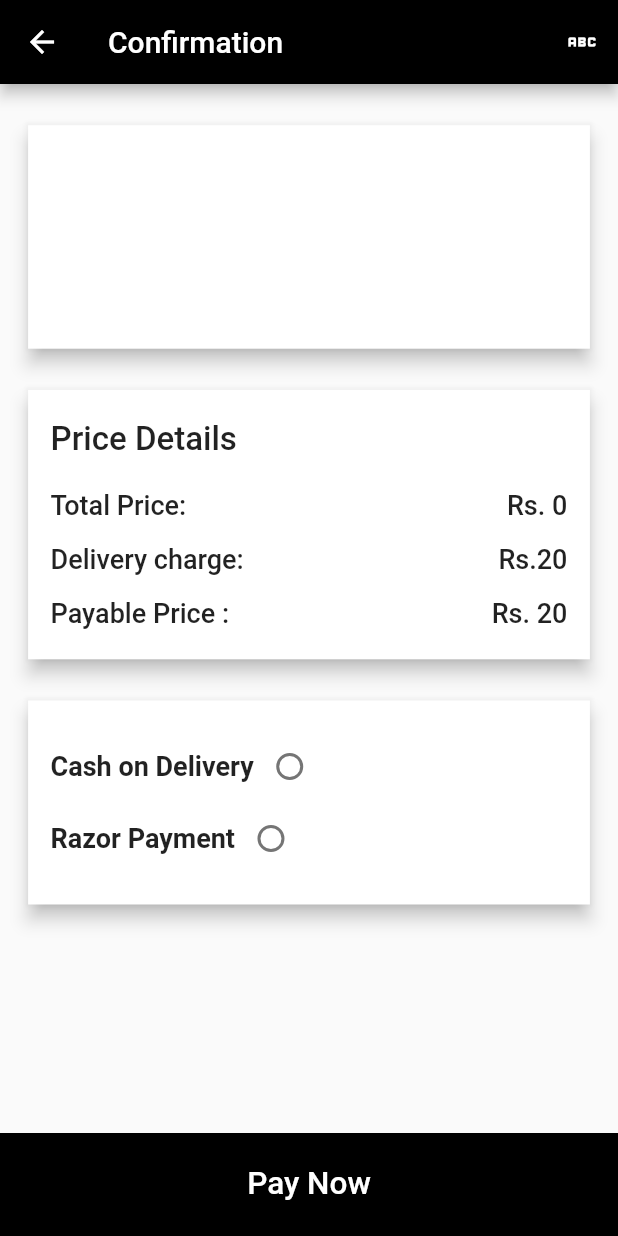
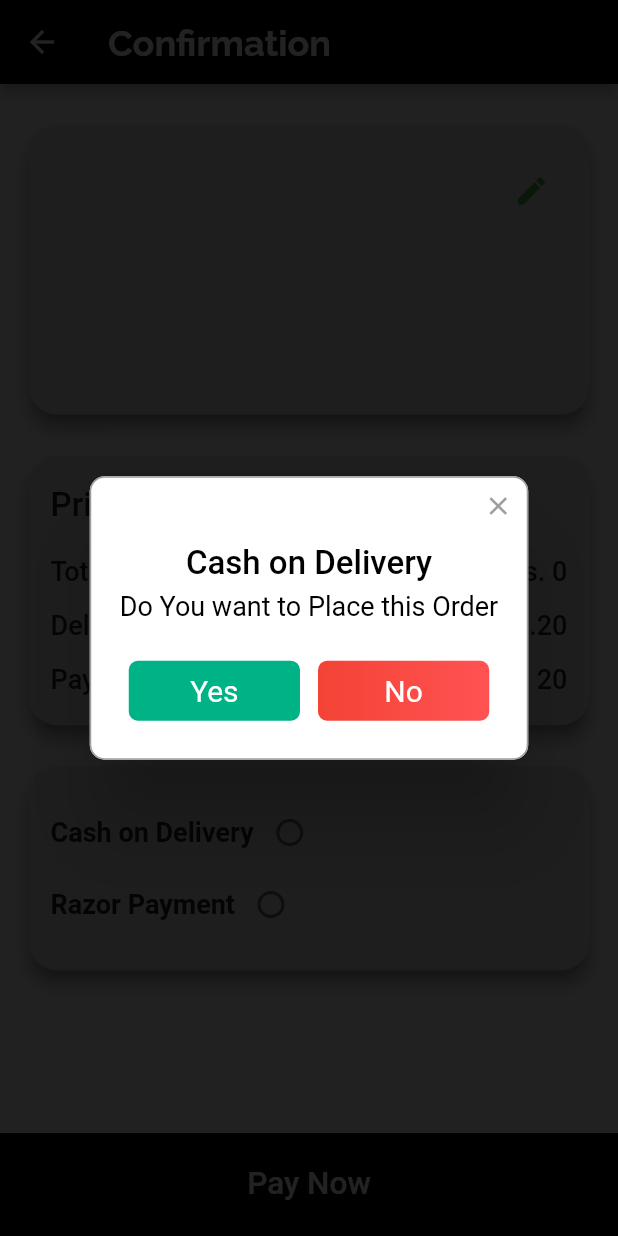
Before and after one commit to athulpp/furniture_user, a Flutter app: the ConfirmationScreen screen opened directly with empty values, after a tap on "Pay Now", on a phone screen of 412 x 824 dp. Run offline on Flutter 3.47's test engine with Material 2 defaults, Android fonts, the phone set to English and light mode, and no system bars; drawn by our look-alikes of rflutter_alert; our stand-ins replace bottom_navy_bar, cloud_firestore, firebase_auth, firebase_core, flutter_svg, fluttertoast and 4 more; missing offline and left inert: razorpay_flutter; accounts and stored records are empty; Roboto replaces fonts that are missing (Alata, Cambay).

Commit message:
confirmation screen done design and fonts are changed

```diff
--- a/lib/screens/checkout/confirmation_screen.dart
+++ b/lib/screens/checkout/confirmation_screen.dart
@@ -3,7 +3,10 @@ import 'package:firebase_auth/firebase_auth.dart';
 
 import 'package:flutter/material.dart';
 import 'package:get/get.dart';
+import 'package:google_fonts/google_fonts.dart';
+import 'package:nb_utils/nb_utils.dart';
 import 'package:razorpay_flutter/razorpay_flutter.dart';
+import 'package:rflutter_alert/rflutter_alert.dart';
 import 'package:userapp/controller/cart_controller.dart';
 
 import 'package:userapp/controller/controller.dart';
@@ -13,6 +16,7 @@ import 'package:userapp/model/cart.dart';
 import 'package:userapp/model/order.dart';
 import 'package:userapp/screens/sucess/failed_page.dart';
 import 'package:userapp/screens/sucess/sucees_page.dart';
+import 'package:userapp/shipping%20address/address.dart';
 import 'package:uuid/uuid.dart';
 
 class ConfirmationScreen extends StatelessWidget {
@@ -50,14 +54,18 @@ class ConfirmationScreen extends StatelessWidget {
         child: Scaffold(
           appBar: AppBar(
             backgroundColor: Colors.black,
-            title: const Text("Confirmation"),
-            actions: [
-              IconButton(
-                  onPressed: () {
-                    print('this is my cart list .......${cartList}');
-                  },
-                  icon: Icon(Icons.abc))
-            ],
+            title: Text(
+              "Confirmation",
+              style: GoogleFonts.raleway(
+                  fontWeight: FontWeight.bold, fontSize: 24),
+            ),
+            // actions: [
+            //   IconButton(
+            //       onPressed: () {
+            //         print('this is my cart list .......${cartList}');
+            //       },
+            //       icon: Icon(Icons.abc))
+            // ],
           ),
           body: SizedBox(
             height: size.height,
@@ -67,7 +75,8 @@ class ConfirmationScreen extends StatelessWidget {
                 SizedBox(
                   height: size.height / 30,
                 ),
-                addressCard(size, id, addressName, addressAdd, AddressPin),
+                addressCard(
+                    size, id, addressName, addressAdd, AddressPin, context),
                 SizedBox(
                   height: size.height / 30,
                 ),
@@ -88,6 +97,18 @@ class ConfirmationScreen extends StatelessWidget {
                 // placeOrder();
               } else {
                 print('cash on delivery');
+                Alert(
+                  context: context,
+                  type: AlertType.none,
+                  title: "Cash on Delivery",
+                  desc: "Do You want to Place this Order",
+                  buttons: [
+                    DialogButton(
+                      child: Text(
+                        "Yes",
+                        style: TextStyle(color: Colors.white, fontSize: 20),
+                      ),
+                      onPressed: () {
                         placeOrder(
                             cartList,
                             total,
@@ -98,6 +119,20 @@ class ConfirmationScreen extends StatelessWidget {
                                 PhoneNumber: phoneNo));
                         Get.to(() => SucessScreen());
                         cartRemove(cartList);
+                      },
+                      color: Color.fromRGBO(0, 179, 134, 1.0),
+                    ),
+                    DialogButton(
+                      child: Text(
+                        "No",
+                        style: TextStyle(color: Colors.white, fontSize: 20),
+                      ),
+                      onPressed: () => Navigator.pop(context),
+                      gradient: LinearGradient(
+                          colors: [Colors.red, Colors.redAccent]),
+                    )
+                  ],
+                ).show();
               }
             },
             child: Container(
@@ -105,9 +140,9 @@ class ConfirmationScreen extends StatelessWidget {
               width: size.width / 1.2,
               color: Colors.black,
               alignment: Alignment.center,
-              child: const Text(
+              child: Text(
                 "Pay Now",
-                style: TextStyle(
+                style: GoogleFonts.adventPro(
                   fontSize: 21,
                   color: Colors.white,
                   fontWeight: FontWeight.w500,
@@ -120,10 +155,14 @@ class ConfirmationScreen extends StatelessWidget {
     );
   }
 
-  Widget addressCard(Size size, id, name, address, pincode) {
+  Widget addressCard(Size size, id, name, address, pincode, context) {
     return Material(
+      borderRadius: BorderRadius.circular(20),
+      borderOnForeground: true,
+      color: Colors.grey.shade300,
+      shadowColor: Colors.brown,
+      type: MaterialType.button,
       elevation: 5,
-      color: Colors.white,
       child: Container(
         padding: const EdgeInsets.symmetric(
           vertical: 20,
@@ -133,15 +172,63 @@ class ConfirmationScreen extends StatelessWidget {
         child: Column(
           crossAxisAlignment: CrossAxisAlignment.start,
           children: [
+            Row(
+              mainAxisAlignment: MainAxisAlignment.spaceBetween,
+              children: [
                 Text(
                   name,
-              style: TextStyle(fontSize: 22, fontWeight: FontWeight.w500),
+                  style: GoogleFonts.radley(
+                      fontSize: 22, fontWeight: FontWeight.w500),
+                ),
+                IconButton(
+                    onPressed: () {
+                      Alert(
+                        context: context,
+                        type: AlertType.warning,
+                        title: "Address",
+                        desc: "Do You want to change the address",
+                        buttons: [
+                          DialogButton(
+                            child: Text(
+                              "Yes",
+                              style:
+                                  TextStyle(color: Colors.white, fontSize: 20),
+                            ),
+                            onPressed: () {
+                              Get.to(() => EditAddress(
+                                    id: id,
+                                    name: name,
+                                    address: addressAdd,
+                                    pincode: pincode,
+                                    phoneNumber: phoneNo,
+                                  ));
+                            },
+                            color: Color.fromRGBO(0, 179, 134, 1.0),
+                          ),
+                          DialogButton(
+                            child: Text(
+                              "No",
+                              style:
+                                  TextStyle(color: Colors.white, fontSize: 20),
+                            ),
+                            onPressed: () => Navigator.pop(context),
+                            gradient: LinearGradient(
+                                colors: [Colors.red, Colors.redAccent]),
+                          )
+                        ],
+                      ).show();
+                    },
+                    icon: Icon(
+                      Icons.edit,
+                      color: Colors.green,
+                    ))
+              ],
             ),
             Padding(
               padding: EdgeInsets.symmetric(vertical: 10),
               child: Text(
                 address,
-                style: TextStyle(
+                style: GoogleFonts.alata(
                   fontSize: 18,
                   fontWeight: FontWeight.w500,
                 ),
@@ -149,11 +236,16 @@ class ConfirmationScreen extends StatelessWidget {
             ),
             Text(
               pincode,
-              style: TextStyle(fontSize: 18, fontWeight: FontWeight.w500),
+              style:
+                  GoogleFonts.alata(fontSize: 20, fontWeight: FontWeight.w500),
             ),
-            Text(
+            Padding(
+              padding: const EdgeInsets.symmetric(vertical: 10),
+              child: Text(
                 phoneNo,
-              style: TextStyle(fontSize: 18, fontWeight: FontWeight.w500),
+                style: GoogleFonts.alata(
+                    fontSize: 18, fontWeight: FontWeight.w500),
+              ),
             ),
           ],
         ),
@@ -168,14 +260,14 @@ class ConfirmationScreen extends StatelessWidget {
         children: [
           Text(
             header,
-            style: const TextStyle(
+            style: GoogleFonts.alata(
               fontSize: 18,
               fontWeight: FontWeight.w500,
             ),
           ),
           Text(
             footer,
-            style: const TextStyle(
+            style: GoogleFonts.alata(
               fontSize: 18,
               fontWeight: FontWeight.w500,
             ),
@@ -185,8 +277,13 @@ class ConfirmationScreen extends StatelessWidget {
     }
 
     return Material(
+      borderRadius: BorderRadius.circular(20),
+      borderOnForeground: true,
+      color: Colors.grey.shade300,
+      shadowColor: Colors.brown,
+      type: MaterialType.button,
       elevation: 5,
-      color: Colors.white,
+      // color: Colors.white,
       child: Container(
         padding: const EdgeInsets.symmetric(
           vertical: 20,
@@ -196,9 +293,9 @@ class ConfirmationScreen extends StatelessWidget {
         child: Column(
           crossAxisAlignment: CrossAxisAlignment.start,
           children: [
-            const Text(
+            Text(
               "Price Details",
-              style: TextStyle(
+              style: GoogleFonts.radley(
                 fontSize: 22,
                 fontWeight: FontWeight.w500,
               ),
@@ -220,8 +317,13 @@ class ConfirmationScreen extends StatelessWidget {
 
   Widget paymentType(Size size) {
     return Material(
+        borderRadius: BorderRadius.circular(20),
+        borderOnForeground: true,
+        color: Colors.grey.shade300,
+        shadowColor: Colors.brown,
+        type: MaterialType.button,
         elevation: 5,
-        color: Colors.white,
+        // color: Colors.white,
         child: Container(
             padding: const EdgeInsets.symmetric(
               vertical: 20,
@@ -235,10 +337,11 @@ class ConfirmationScreen extends StatelessWidget {
                     children: [
                       Text(
                         'Cash on Delivery',
-                        style: TextStyle(
+                        style: GoogleFonts.cambay(
                             fontWeight: FontWeight.bold, fontSize: 18),
                       ),
                       Radio(
+                          activeColor: Colors.green,
                           value: 'CashonDelivery',
                           groupValue: controller.selectPayment.value,
                           onChanged: (value) {
@@ -250,10 +353,11 @@ class ConfirmationScreen extends StatelessWidget {
                     children: [
                       Text(
                         'Razor Payment',
-                        style: TextStyle(
+                        style: GoogleFonts.cambay(
                             fontWeight: FontWeight.bold, fontSize: 18),
                       ),
                       Radio(
+                          activeColor: Colors.green,
                           value: 'Razorpayment',
                           groupValue: controller.selectPayment.value,
                           onChanged: (value) {
@@ -286,7 +390,7 @@ class ConfirmationScreen extends StatelessWidget {
   onPay(double total_price) {
     var options = {
       'key': 'rzp_test_cDZYIPKnedh4R6',
-      'amount': ((total_price) * 100).toString(),
+      'amount': ((total_price + 20) * 100).toString(),
       'name': addressName,
       'description': addressAdd,
       'prefill': {'contact': phoneNo, 'email': 'test@razorpay.com'}
@@ -306,7 +410,7 @@ void placeOrder(List<Cart> cartList, double totalPrice, Address addres) {
         cart: cart,
         address: addres,
         status: 'Pending',
-        totalPrice: getCartTOtalPrice(cart)));
+        totalPrice: getCartTOtalPrice(cart) + 20));
   }
   for (var order in orderList) {
     orderController.createOrder(order);
```
Lines whose indentation alone changed are shown as unchanged.
